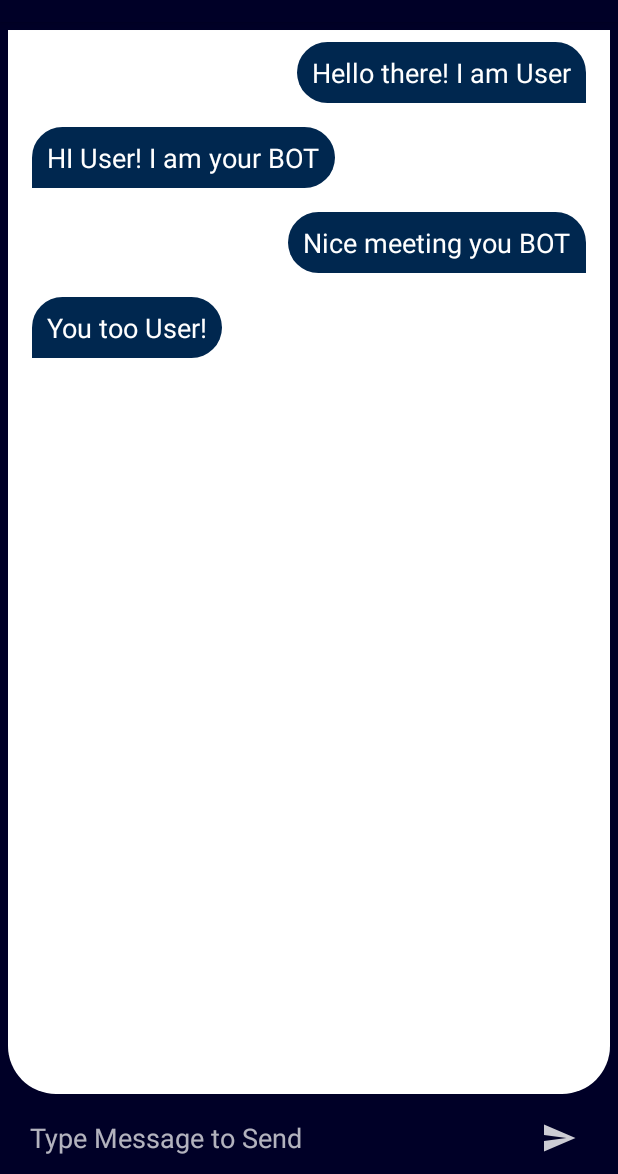
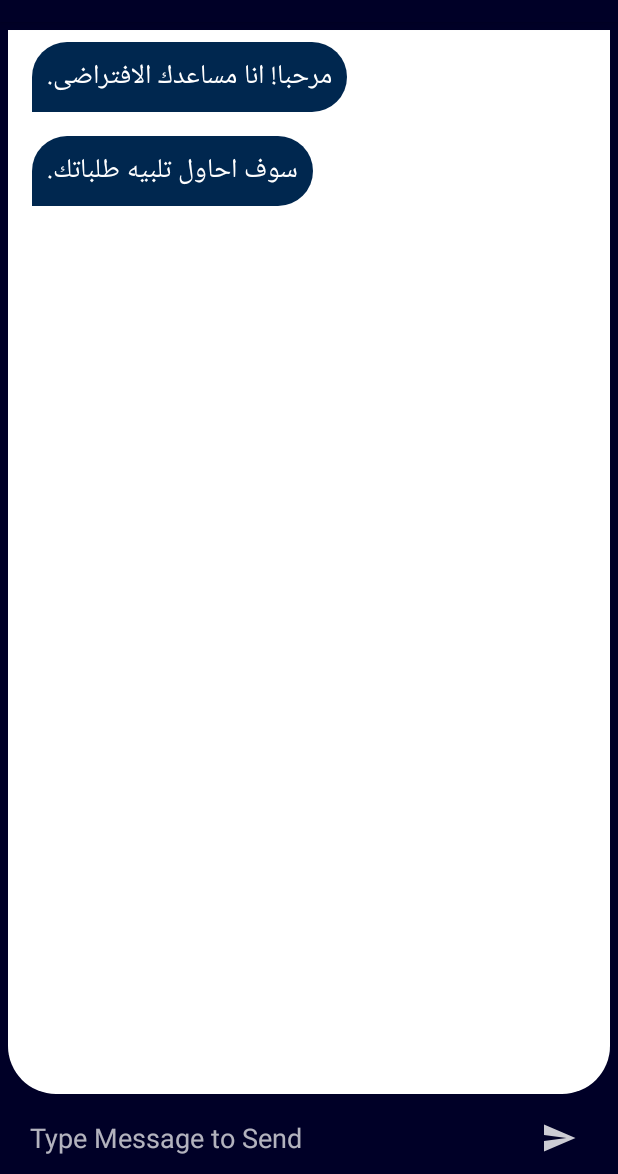
Before and after one commit to AbdelRahmanRefaat/Shams-Virtual-Assistant, an Android app: the screen it shows after launch (MainActivity), on a phone screen of 412 x 824 dp, the part 62-1236 px from its top. Run offline under Robolectric (Android 15) with nearby library versions, the phone set to English and light mode, and no system bars.

```diff
--- a/app/src/main/java/com/example/marcello/activities/main/MainActivity.java
+++ b/app/src/main/java/com/example/marcello/activities/main/MainActivity.java
@@ -1,9 +1,11 @@
 package com.example.marcello.activities.main;
 
+import androidx.annotation.RequiresApi;
 import androidx.appcompat.app.AppCompatActivity;
 import androidx.recyclerview.widget.LinearLayoutManager;
 import androidx.recyclerview.widget.RecyclerView;
 
+import android.os.Build;
 import android.os.Bundle;
 import android.util.Log;
 import android.view.View;
@@ -22,26 +24,26 @@ import java.util.ArrayList;
 public class MainActivity extends AppCompatActivity {
 
     private final String TAG = "MainActivity";
-    private final int ALARM_PERMISSION_CODE = 123;
+
     @Override
     protected void onCreate(Bundle savedInstanceState) {
         super.onCreate(savedInstanceState);
         setContentView(R.layout.activity_main);
         ChatMessagesListAdapter adapter = new ChatMessagesListAdapter();
-        RecyclerView recycler = (RecyclerView) findViewById(R.id.recycler_view_chat);
+        RecyclerView recycler =  findViewById(R.id.recycler_view_chat);
         recycler.setAdapter(adapter);
         recycler.setLayoutManager(new LinearLayoutManager(this));
 
         // dummy data
         ArrayList<ChatMessage> arr = new ArrayList<>();
-        arr.add(new ChatMessage("Hello there! I am User", 1));
-        arr.add(new ChatMessage("HI User! I am your BOT", 2));
-        arr.add(new ChatMessage("Nice meeting you BOT",1));
-        arr.add(new ChatMessage("You too User!",2));
+        arr.add(new ChatMessage("مرحبا! انا مساعدك الافتراضى.", 2));
+        arr.add(new ChatMessage("سوف احاول تلبيه طلباتك.", 2));
+
         adapter.setList(arr);
         EditText editTextMessage =  findViewById(R.id.edit_text_message);
         ImageButton btnSend =  findViewById(R.id.btn_send_message);
         btnSend.setOnClickListener(new View.OnClickListener() {
+            @RequiresApi(api = Build.VERSION_CODES.O)
             @Override
             public void onClick(View view) {
                 final String userMsg = editTextMessage.getText().toString();
```
Also changed, not shown: app/src/main/java/com/example/marcello/core/BotManager.java (+30 -13 lines), app/src/main/java/com/example/marcello/utils/SimpleTime.java (added, +30 -0 lines), app/src/main/java/com/example/marcello/utils/TimeHandler.java (+37 -3 lines).
